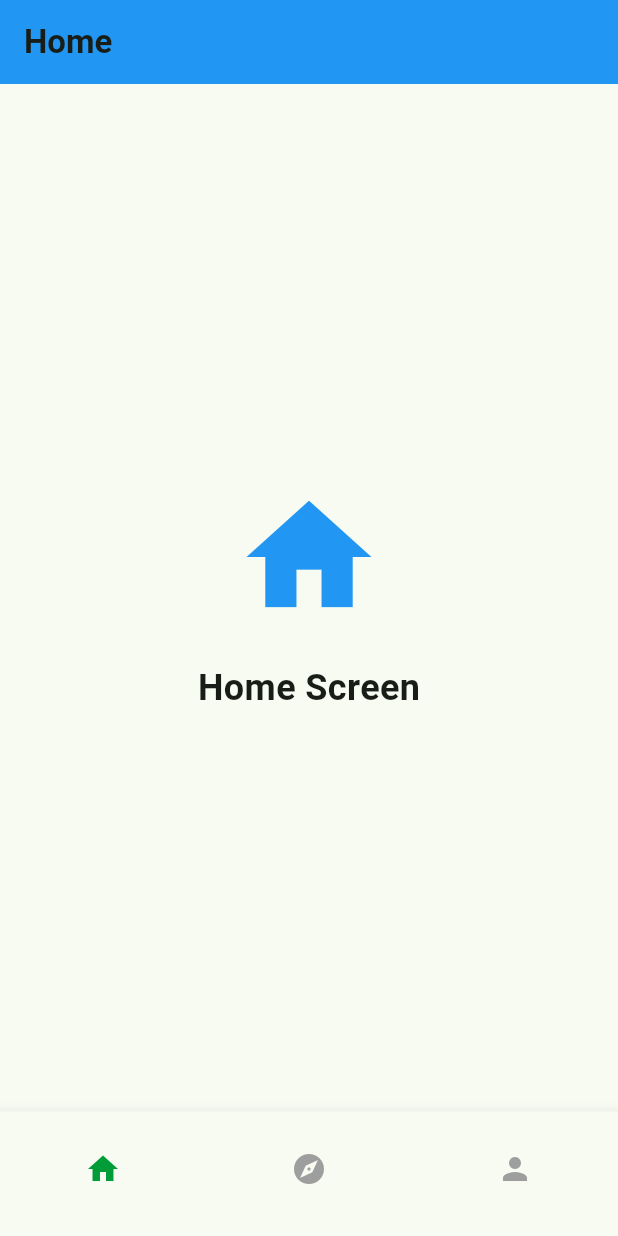
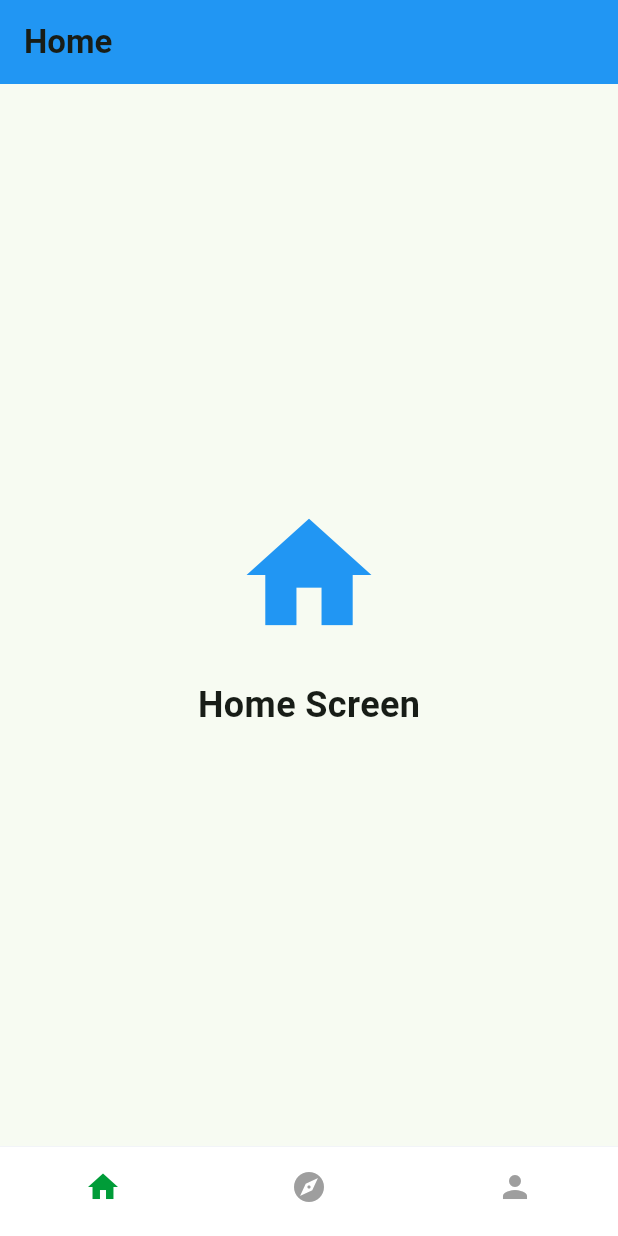
Before and after one commit to eunsjani/test, a Flutter app: the screen it shows after launch, on a phone screen of 412 x 824 dp. Run offline on Flutter 3.47's test engine with Material 3 defaults, Android fonts, the phone set to English and light mode, and no system bars; our stand-ins replace flutter_svg; Roboto replaces fonts that are missing (Pretendard).

Commit message:
Optimize bottom navigation bar with reduced height and white background
- Reduced height from 83px to 60px + safe area
- Changed background color to white for clean look
- Added subtle top border for visual separation
- Removed elevation shadow for cleaner appearance
- Optimized icon sizes to 24px for better balance
- Removed unused space from text label removal

🤖 Generated with [Claude Code](https://claude.ai/code)

Co-Authored-By: Claude <noreply@anthropic.com>

```diff
--- a/lib/widgets/bottom_navigation_widget.dart
+++ b/lib/widgets/bottom_navigation_widget.dart
@@ -24,8 +24,19 @@ class _BottomNavigationWidgetState extends State<BottomNavigationWidget> {
     return Scaffold(
       body: _screens[_currentIndex],
       bottomNavigationBar: Container(
-        height: 83,
+        height: 60 + MediaQuery.of(context).padding.bottom,
+        color: Colors.white,
+        child: Container(
           padding: EdgeInsets.only(bottom: MediaQuery.of(context).padding.bottom),
+          decoration: const BoxDecoration(
+            color: Colors.white,
+            border: Border(
+              top: BorderSide(
+                color: Color(0xFFE8EBF1),
+                width: 0.5,
+              ),
+            ),
+          ),
           child: BottomNavigationBar(
             currentIndex: _currentIndex,
             onTap: (int index) {
@@ -38,22 +49,25 @@ class _BottomNavigationWidgetState extends State<BottomNavigationWidget> {
             unselectedItemColor: Colors.grey,
             showSelectedLabels: false,
             showUnselectedLabels: false,
+            backgroundColor: Colors.white,
+            elevation: 0,
             items: const [
               BottomNavigationBarItem(
-              icon: Icon(Icons.home),
+                icon: Icon(Icons.home, size: 24),
                 label: '',
               ),
               BottomNavigationBarItem(
-              icon: Icon(Icons.explore),
+                icon: Icon(Icons.explore, size: 24),
                 label: '',
               ),
               BottomNavigationBarItem(
-              icon: Icon(Icons.person),
+                icon: Icon(Icons.person, size: 24),
                 label: '',
               ),
             ],
           ),
         ),
+      ),
     );
   }
 }
```
Lines whose indentation alone changed are shown as unchanged.
